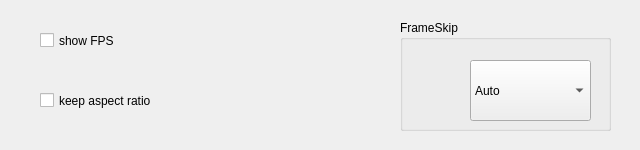
The window that gpsp4cute/videosettings.ui (Summeli/gpSP4Cute) describes before a commit, drawn with Qt 5.
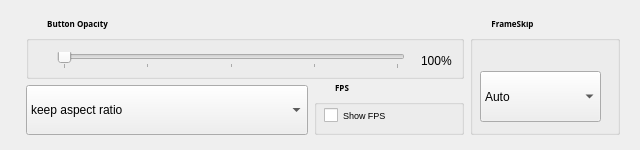
The same window after the commit.

The edit to the form file:
```diff
--- a/gpsp4cute/videosettings.ui
+++ b/gpsp4cute/videosettings.ui
@@ -13,30 +13,296 @@
   <property name="windowTitle">
    <string>videosettings</string>
   </property>
-  <widget class="QGroupBox" name="frameskipgroupBox">
+  <widget class="QLabel" name="videolabel">
    <property name="geometry">
     <rect>
-     <x>400</x>
-     <y>20</y>
-     <width>211</width>
-     <height>111</height>
+     <x>0</x>
+     <y>0</y>
+     <width>640</width>
+     <height>150</height>
     </rect>
    </property>
    <property name="styleSheet">
     <string notr="true"/>
    </property>
+   <property name="text">
+    <string/>
+   </property>
+  </widget>
+  <widget class="QWidget" name="horizontalLayoutWidget">
+   <property name="geometry">
+    <rect>
+     <x>10</x>
+     <y>10</y>
+     <width>621</width>
+     <height>136</height>
+    </rect>
+   </property>
+   <layout class="QHBoxLayout" name="horizontalLayout">
+    <item>
+     <spacer name="horizontalSpacer">
+      <property name="orientation">
+       <enum>Qt::Horizontal</enum>
+      </property>
+      <property name="sizeType">
+       <enum>QSizePolicy::Fixed</enum>
+      </property>
+      <property name="sizeHint" stdset="0">
+       <size>
+        <width>5</width>
+        <height>20</height>
+       </size>
+      </property>
+     </spacer>
+    </item>
+    <item>
+     <layout class="QVBoxLayout" name="verticalLayout">
+      <item>
+       <widget class="QGroupBox" name="groupBox">
+        <property name="sizePolicy">
+         <sizepolicy hsizetype="Expanding" vsizetype="Expanding">
+          <horstretch>0</horstretch>
+          <verstretch>0</verstretch>
+         </sizepolicy>
+        </property>
+        <property name="font">
+         <font>
+          <family>Nokia Sans SemiBold</family>
+          <pointsize>6</pointsize>
+          <weight>75</weight>
+          <bold>true</bold>
+         </font>
+        </property>
+        <property name="styleSheet">
+         <string notr="true">QGroupBox::title { left: 20px;top: -3px}</string>
+        </property>
+        <property name="title">
+         <string>Button Opacity</string>
+        </property>
+        <widget class="QWidget" name="horizontalLayoutWidget_2">
+         <property name="geometry">
+          <rect>
+           <x>10</x>
+           <y>20</y>
+           <width>431</width>
+           <height>39</height>
+          </rect>
+         </property>
+         <layout class="QHBoxLayout" name="horizontalLayout_2" stretch="0,0,0,0">
+          <item>
+           <spacer name="horizontalSpacer_3">
+            <property name="orientation">
+             <enum>Qt::Horizontal</enum>
+            </property>
+            <property name="sizeType">
+             <enum>QSizePolicy::Fixed</enum>
+            </property>
+            <property name="sizeHint" stdset="0">
+             <size>
+              <width>10</width>
+              <height>20</height>
+             </size>
+            </property>
+           </spacer>
+          </item>
+          <item>
+           <widget class="QSlider" name="buttonOpacity">
+            <property name="sizePolicy">
+             <sizepolicy hsizetype="Expanding" vsizetype="Fixed">
+              <horstretch>1</horstretch>
+              <verstretch>0</verstretch>
+             </sizepolicy>
+            </property>
+            <property name="maximum">
+             <number>4</number>
+            </property>
+            <property name="pageStep">
+             <number>1</number>
+            </property>
+            <property name="orientation">
+             <enum>Qt::Horizontal</enum>
+            </property>
+            <property name="invertedAppearance">
+             <bool>false</bool>
+            </property>
+            <property name="tickPosition">
+             <enum>QSlider::TicksBelow</enum>
+            </property>
+           </widget>
+          </item>
+          <item>
+           <spacer name="horizontalSpacer_2">
+            <property name="orientation">
+             <enum>Qt::Horizontal</enum>
+            </property>
+            <property name="sizeType">
+             <enum>QSizePolicy::Fixed</enum>
+            </property>
+            <property name="sizeHint" stdset="0">
+             <size>
+              <width>10</width>
+              <height>20</height>
+             </size>
+            </property>
+           </spacer>
+          </item>
+          <item>
+           <widget class="QLabel" name="buttonOpacityLabel">
+            <property name="sizePolicy">
+             <sizepolicy hsizetype="Fixed" vsizetype="Preferred">
+              <horstretch>0</horstretch>
+              <verstretch>0</verstretch>
+             </sizepolicy>
+            </property>
+            <property name="minimumSize">
+             <size>
+              <width>35</width>
+              <height>0</height>
+             </size>
+            </property>
+            <property name="text">
+             <string>100%</string>
+            </property>
+           </widget>
+          </item>
+         </layout>
+        </widget>
+       </widget>
+      </item>
+      <item>
+       <layout class="QHBoxLayout" name="horizontalLayout_3">
+        <item>
+         <widget class="QComboBox" name="strechSettings">
+          <property name="minimumSize">
+           <size>
+            <width>270</width>
+            <height>50</height>
+           </size>
+          </property>
+          <item>
+           <property name="text">
+            <string>keep aspect ratio</string>
+           </property>
+          </item>
+          <item>
+           <property name="text">
+            <string>FullScreen</string>
+           </property>
+          </item>
+         </widget>
+        </item>
+        <item>
+         <widget class="QGroupBox" name="groupBox_2">
+          <property name="sizePolicy">
+           <sizepolicy hsizetype="Fixed" vsizetype="Fixed">
+            <horstretch>0</horstretch>
+            <verstretch>0</verstretch>
+           </sizepolicy>
+          </property>
+          <property name="minimumSize">
+           <size>
+            <width>150</width>
+            <height>50</height>
+           </size>
+          </property>
+          <property name="font">
+           <font>
+            <family>Nokia Sans SemiBold</family>
+            <pointsize>6</pointsize>
+            <weight>75</weight>
+            <bold>true</bold>
+           </font>
+          </property>
+          <property name="styleSheet">
+           <string notr="true">QGroupBox::title { left: 20px;top: -3px}</string>
+          </property>
+          <property name="title">
+           <string>FPS</string>
+          </property>
+          <widget class="QCheckBox" name="showFPSbox">
+           <property name="geometry">
+            <rect>
+             <x>10</x>
+             <y>20</y>
+             <width>131</width>
+             <height>20</height>
+            </rect>
+           </property>
+           <property name="font">
+            <font>
+             <pointsize>7</pointsize>
+            </font>
+           </property>
+           <property name="text">
+            <string>Show FPS</string>
+           </property>
+           <property name="iconSize">
+            <size>
+             <width>35</width>
+             <height>35</height>
+            </size>
+           </property>
+           <property name="checked">
+            <bool>false</bool>
+           </property>
+          </widget>
+         </widget>
+        </item>
+       </layout>
+      </item>
+     </layout>
+    </item>
+    <item>
+     <layout class="QVBoxLayout" name="verticalLayout_2">
+      <item>
+       <widget class="QGroupBox" name="frameskipgroupBox">
+        <property name="sizePolicy">
+         <sizepolicy hsizetype="Fixed" vsizetype="Preferred">
+          <horstretch>0</horstretch>
+          <verstretch>0</verstretch>
+         </sizepolicy>
+        </property>
+        <property name="minimumSize">
+         <size>
+          <width>150</width>
+          <height>0</height>
+         </size>
+        </property>
+        <property name="font">
+         <font>
+          <family>Nokia Sans SemiBold</family>
+          <pointsize>6</pointsize>
+          <weight>75</weight>
+          <bold>true</bold>
+         </font>
+        </property>
+        <property name="styleSheet">
+         <string notr="true">QGroupBox::title { left: 20px;top: -3px}</string>
+        </property>
    <property name="title">
     <string>FrameSkip</string>
    </property>
    <widget class="QComboBox" name="frameSkipBox">
     <property name="geometry">
      <rect>
-      <x>70</x>
-      <y>40</y>
+           <x>10</x>
+           <y>50</y>
       <width>121</width>
-      <height>61</height>
-     </rect>
-    </property>
+           <height>51</height>
+          </rect>
+         </property>
+         <property name="sizePolicy">
+          <sizepolicy hsizetype="Expanding" vsizetype="Fixed">
+           <horstretch>0</horstretch>
+           <verstretch>0</verstretch>
+          </sizepolicy>
+         </property>
+         <property name="minimumSize">
+          <size>
+           <width>0</width>
+           <height>25</height>
+          </size>
+         </property>
     <item>
      <property name="text">
       <string>Auto</string>
@@ -84,43 +350,10 @@
     </item>
    </widget>
   </widget>
-  <widget class="QCheckBox" name="showFPS">
-   <property name="geometry">
-    <rect>
-     <x>40</x>
-     <y>20</y>
-     <width>321</width>
-     <height>41</height>
-    </rect>
-   </property>
-   <property name="text">
-    <string>show FPS</string>
-   </property>
-   <property name="checkable">
-    <bool>true</bool>
-   </property>
-   <property name="checked">
-    <bool>false</bool>
-   </property>
-  </widget>
-  <widget class="QCheckBox" name="aspectratio">
-   <property name="geometry">
-    <rect>
-     <x>40</x>
-     <y>80</y>
-     <width>321</width>
-     <height>41</height>
-    </rect>
-   </property>
-   <property name="text">
-    <string>keep aspect ratio</string>
-   </property>
-   <property name="checkable">
-    <bool>true</bool>
-   </property>
-   <property name="checked">
-    <bool>false</bool>
-   </property>
+      </item>
+     </layout>
+    </item>
+   </layout>
   </widget>
  </widget>
  <layoutdefault spacing="6" margin="11"/>
```
Lines whose indentation alone changed are shown as unchanged.
